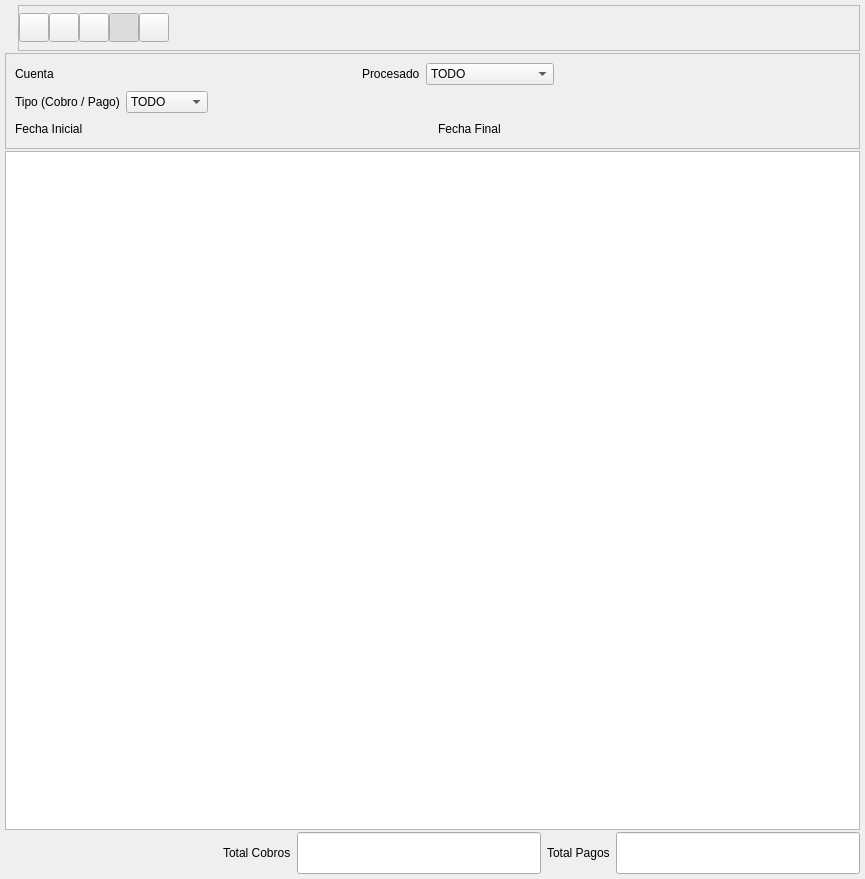
The window that bulmages/bulmacont/src/pluginregistroiva/cobropagobase.ui (eboladev/Bulmages-1) describes before a commit, drawn with Qt 5.
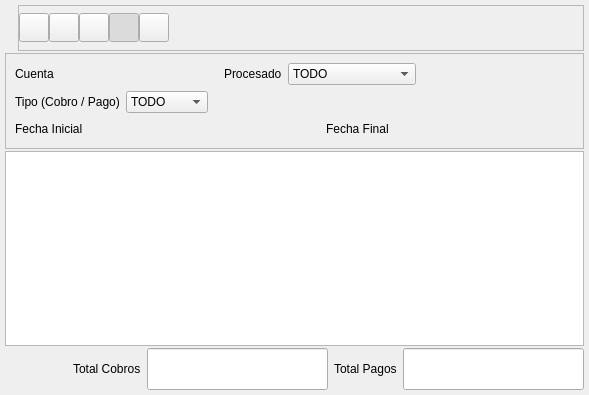
The same window after the commit. Icons and pictures are not drawn. Custom widgets are drawn as their Qt base class.

The edit to the form file:
```diff
--- a/bulmages/bulmacont/src/pluginregistroiva/cobropagobase.ui
+++ b/bulmages/bulmacont/src/pluginregistroiva/cobropagobase.ui
@@ -8,8 +8,8 @@
    <rect>
     <x>0</x>
     <y>0</y>
-    <width>865</width>
-    <height>879</height>
+    <width>589</width>
+    <height>395</height>
    </rect>
   </property>
   <property name="windowTitle" >
@@ -539,14 +539,14 @@
   </customwidget>
   <customwidget>
    <class>BusquedaCuenta</class>
-   <extends></extends>
+   <extends>QWidget</extends>
    <header>busquedacuenta.h</header>
    <container>0</container>
    <pixmap></pixmap>
   </customwidget>
   <customwidget>
    <class>BusquedaFecha</class>
-   <extends></extends>
+   <extends>QWidget</extends>
    <header>../../../bulmages/bulmalib/busquedafecha.h</header>
    <container>0</container>
    <pixmap></pixmap>
```
Left out of the diff: 16 changed lines with no effect on the pictures.
